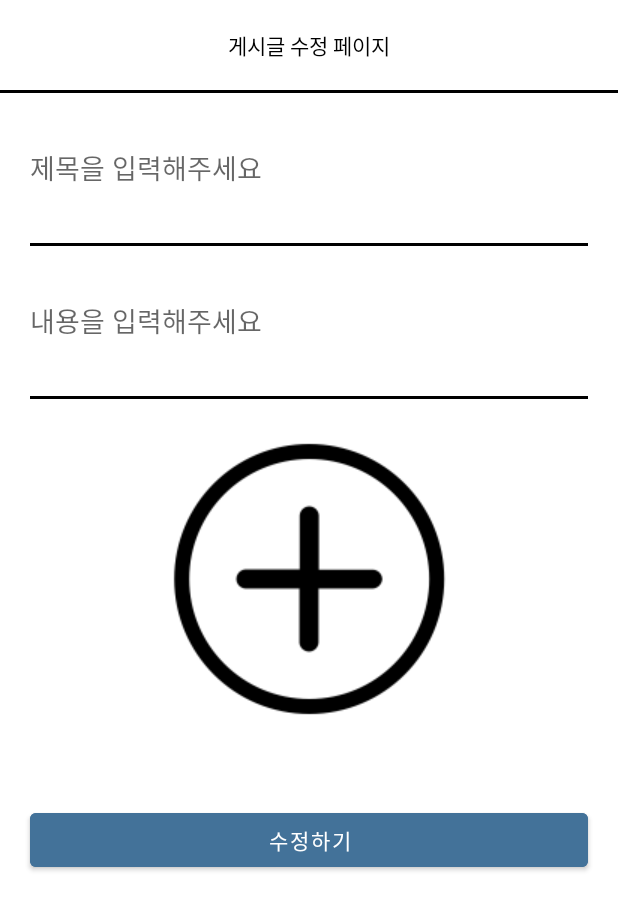
After one commit to gawgjiug/Jobable2, an Android app: the BoardEditActivity screen opened directly, with no data from a screen before it, on a phone screen of 412 x 824 dp. The commit adds this screen. Shown: the top 910 px of the screen. Run offline under Robolectric (Android 15) with nearby library versions, the phone set to English and light mode, and no system bars; our stand-ins replace Firebase (no records; nobody signed in at launch, a user with empty details on screens opened directly), data binding; pictures from the network do not load; 3 statements that could not run were skipped.

Commit message:
2023 06 25

```diff
--- /dev/null
+++ b/app/src/main/java/com/example/capstone/board/BoardEditActivity.kt
@@ -0,0 +1,88 @@
+package com.example.capstone.board
+
+import androidx.appcompat.app.AppCompatActivity
+import android.os.Bundle
+import android.util.Log
+import android.widget.Toast
+import androidx.databinding.DataBindingUtil
+import com.bumptech.glide.Glide
+import com.example.capstone.R
+import com.example.capstone.databinding.ActivityBoardEditBinding
+import com.example.capstone.utils.FBAuth
+import com.example.capstone.utils.FBRef
+import com.google.android.gms.tasks.OnCompleteListener
+import com.google.firebase.database.DataSnapshot
+import com.google.firebase.database.DatabaseError
+import com.google.firebase.database.ValueEventListener
+import com.google.firebase.ktx.Firebase
+import com.google.firebase.storage.ktx.storage
+
+class BoardEditActivity : AppCompatActivity() {
+    private lateinit var key: String
+    private lateinit var binding : ActivityBoardEditBinding
+    private val TAG = BoardEditActivity::class.java.simpleName
+    private lateinit var writerUid :String
+
+
+    override fun onCreate(savedInstanceState: Bundle?) {
+
+        super.onCreate(savedInstanceState)
+        setContentView(R.layout.activity_board_edit)
+        binding = DataBindingUtil.setContentView(this,R.layout.activity_board_edit)
+        key = intent.getStringExtra("key").toString()  //edit 페이지에서도 마찬가지로 key값을 받아줘야 함.
+        getBoardData(key)
+        getImageData(key)
+        binding.editWritebtn.setOnClickListener {
+            editBoardData(key)
+        }
+
+
+
+    }
+    private fun editBoardData(key:String){
+        FBRef.boardRef
+            .child(key)
+            .setValue(BoardModel(binding.boardTitle.text.toString(), binding.boardContents.text.toString(),writerUid,FBAuth.getTime()
+            ))
+        Toast.makeText(this,"수정완료",Toast.LENGTH_SHORT).show()
+        finish()
+    }
+
+
+
+    private fun getImageData(key :String){
+        // Reference to an image file in Cloud Storage
+        val storageReference = Firebase.storage.reference.child(key + ".jpg")
+
+        // ImageView in your Activity
+        val imageViewFromFB = binding.imageArea
+
+        storageReference.downloadUrl.addOnCompleteListener(OnCompleteListener { task ->
+            if(task.isSuccessful){
+                Glide.with(this)
+                    .load(task.result)
+                    .into(imageViewFromFB)
+            }else{
+
+            }
+        })
+    }
+
+    private fun getBoardData(key : String){
+        val postListener = object : ValueEventListener {
+            override fun onDataChange(dataSnapshot: DataSnapshot){
+                val dataModel = dataSnapshot.getValue(BoardModel::class.java)
+                binding.boardTitle.setText(dataModel?.title)
+                binding.boardContents.setText(dataModel?.content)
+                writerUid = dataModel!!.uid
+
+            }
+            override fun onCancelled(databaseError: DatabaseError) {
+                Log.w(TAG,"loadPost:onCancellde",databaseError.toException())
+
+            }
+
+        }
+        FBRef.boardRef.child(key).addValueEventListener(postListener)
+        }
+    }
--- a/app/src/main/java/com/example/capstone/board/BoardWriteActivity.kt
+++ b/app/src/main/java/com/example/capstone/board/BoardWriteActivity.kt
@@ -61,7 +61,8 @@ class BoardWriteActivity : AppCompatActivity() {
 
 
 
-            finish()//게시글 입력이 완료되면 화면이 이전화면으로 돌아감
+            finish()
+        //게시글 입력이 완료되면 화면이 이전화면으로 돌아감
 
         }
 
--- /dev/null
+++ b/app/src/main/res/layout/activity_board_edit.xml
@@ -0,0 +1,92 @@
+<?xml version="1.0" encoding="utf-8"?>
+<layout>
+
+    <LinearLayout
+        xmlns:android="http://schemas.android.com/apk/res/android"
+        xmlns:app="http://schemas.android.com/apk/res-auto"
+        xmlns:tools="http://schemas.android.com/tools"
+        android:layout_width="match_parent"
+        android:layout_height="match_parent"
+        tools:context=".board.BoardEditActivity">
+        <ScrollView
+            android:layout_width="match_parent"
+            android:layout_height="match_parent">
+
+            <LinearLayout
+                android:layout_width="match_parent"
+                android:layout_height="match_parent"
+                android:orientation="vertical">
+
+
+                <LinearLayout
+                    android:layout_width="match_parent"
+                    android:layout_height="60dp">
+
+                    <TextView
+                        android:layout_width="match_parent"
+                        android:layout_height="match_parent"
+                        android:text="게시글 수정 페이지"
+                        android:textColor="@color/black"
+                        android:gravity="center"/>
+                </LinearLayout>
+
+                <LinearLayout
+                    android:layout_width="match_parent"
+                    android:layout_height="2dp"
+                    android:background="#000000"/>
+
+                <EditText
+                    android:id="@+id/board_title"
+                    android:layout_margin="20dp"
+                    android:layout_width="match_parent"
+                    android:background="@android:color/transparent"
+                    android:layout_height="60dp"
+                    android:hint="제목을 입력해주세요"
+                    />
+
+                <LinearLayout
+                    android:layout_width="match_parent"
+                    android:layout_height="2dp"
+                    android:layout_marginLeft="20dp"
+                    android:layout_marginRight="20dp"
+                    android:background="#000000"/>
+
+                <EditText
+                    android:id="@+id/board_contents"
+                    android:layout_margin="20dp"
+                    android:layout_width="match_parent"
+                    android:background="@android:color/transparent"
+                    android:layout_height="60dp"
+                    android:hint="내용을 입력해주세요"/>
+
+                <LinearLayout
+                    android:layout_width="match_parent"
+                    android:layout_height="2dp"
+                    android:layout_marginLeft="20dp"
+                    android:layout_marginRight="20dp"
+                    android:background="#000000"/>
+
+                <ImageView
+                    android:id="@+id/imageArea"
+                    android:src="@drawable/ceo_plusbtn"
+                    android:layout_marginTop="20dp"
+                    android:layout_width="match_parent"
+                    android:layout_height="wrap_content"/>
+                <Button
+                    android:id="@+id/edit_writebtn"
+                    android:text="수정하기"
+                    android:layout_width="match_parent"
+                    android:backgroundTint="@color/mainColor"
+                    android:layout_marginTop="50dp"
+                    android:layout_marginLeft="20dp"
+                    android:layout_marginRight="20dp"
+                    android:layout_height="wrap_content"/>
+
+
+
+            </LinearLayout>
+
+        </ScrollView>
+
+    </LinearLayout>
+</layout>
```
Also changed, not shown: app/src/main/AndroidManifest.xml (+5 -3 lines), app/src/main/java/com/example/capstone/board/BoardInsideActivity.kt (+48 -19 lines), app/src/main/res/layout/activity_board_inside.xml (+25 -4 lines), app/src/main/res/layout/custom_dialog.xml (added, +24 -0 lines).
